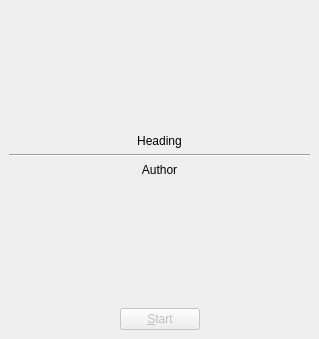
BuildmLearn/BuildmLearn-Toolkit, file src/templates/quiz/quizsimulator.ui: the form before one commit.
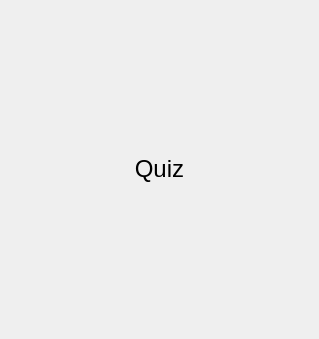
The form after the commit.

The edit to the form file:
```diff
--- a/src/templates/quiz/quizsimulator.ui
+++ b/src/templates/quiz/quizsimulator.ui
@@ -34,6 +34,20 @@
      <property name="currentIndex">
       <number>0</number>
      </property>
+     <widget class="QWidget" name="m_pageStopped">
+      <layout class="QHBoxLayout" name="horizontalLayout_3">
+       <item>
+        <widget class="QLabel" name="m_lblHeading_2">
+         <property name="text">
+          <string notr="true">&lt;span style=&quot; font-size:18pt;&quot;&gt;Quiz&lt;/span&gt;</string>
+         </property>
+         <property name="alignment">
+          <set>Qt::AlignCenter</set>
+         </property>
+        </widget>
+       </item>
+      </layout>
+     </widget>
      <widget class="QWidget" name="m_pageWelcome">
       <layout class="QVBoxLayout" name="verticalLayout_2">
        <item>
```
Left out of the diff: 4 changed lines with no effect on the pictures.
